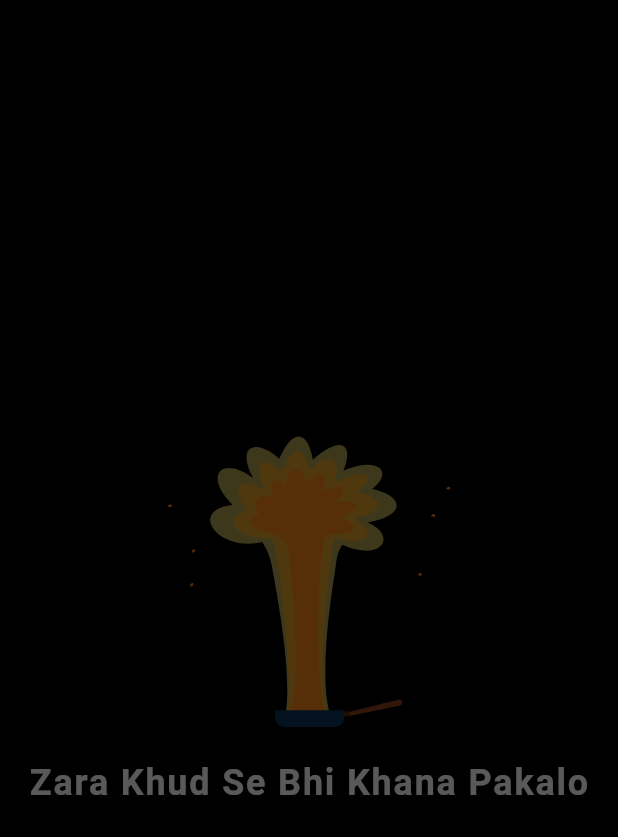
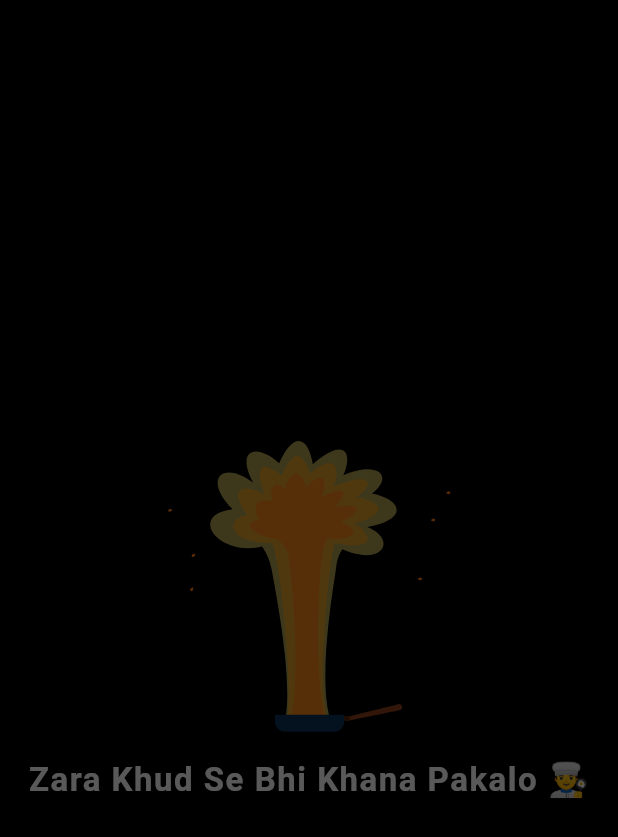
Before and after one commit to Sathwik014/SWC_app, a Flutter app: the first screen one second after launch, on a phone screen of 412 x 824 dp. Shown: the top 837 px of the screen. Run offline on Flutter 3.47's test engine with Material 3 defaults, Android fonts, the phone set to English and light mode, and no system bars; our stand-ins replace get, get_storage, lottie.

```diff
--- a/lib/main.dart
+++ b/lib/main.dart
@@ -2,6 +2,7 @@ import 'package:flutter/material.dart';
 import 'package:get/get.dart';
 import 'package:get_storage/get_storage.dart';
 import 'package:swc_app/controllers/theme_controller.dart';
+import 'package:swc_app/screens/recipe_screen.dart';
 import 'screens/splash_screen.dart';
 import 'screens/home_screen.dart';
 import 'controllers/recipe_controller.dart';
@@ -38,7 +39,8 @@ class RecipeApp extends StatelessWidget {
       themeMode: ThemeMode.system,
       home: const SplashScreen(),
       getPages: [
-        GetPage(name: '/home', page: () => HomeScreen()),
+        GetPage(name: '/home', page: () => const HomeScreen()),
+        GetPage(name: '/Recipe-details', page: () => DetailedRecipeView()),
       ],
     );
   }
--- a/lib/screens/splash_screen.dart
+++ b/lib/screens/splash_screen.dart
@@ -17,12 +17,17 @@ class _SplashScreenState extends State<SplashScreen> {
   @override
   void initState() {
     super.initState();
+
+    // Start fade-in animation
     Future.delayed(const Duration(milliseconds: 200), () {
-      setState(() => _opacity = 1.0);
+      setState(() {
+        _opacity = 1;
+      });
     });
 
+    // Navigate after 3 seconds
     Timer(const Duration(seconds: 3), () {
-      Get.offAll(() => HomeScreen());
+      Get.offAll(() => const HomeScreen());
     });
   }
 
@@ -37,16 +42,19 @@ class _SplashScreenState extends State<SplashScreen> {
           child: Column(
             mainAxisAlignment: MainAxisAlignment.center,
             children: [
-              Lottie.asset('assets/animations/splash.json',
-                  width: 200, height: 200, fit: BoxFit.contain),
-              const SizedBox(height: 20),
+              Lottie.asset(
+                'assets/animations/splash.json',
+                width: 200,
+                height: 200,
+              ),
+              const SizedBox(height: 16),
               const Text(
-                "Zara Khud Se Bhi Khana Pakalo",
+                "Zara Khud Se Bhi Khana Pakalo 👨‍🍳",
                 style: TextStyle(
-                  fontSize: 24,
                   color: Colors.white,
+                  fontSize: 22,
                   fontWeight: FontWeight.bold,
-                  letterSpacing: 1.2,
+                  letterSpacing: 1,
                 ),
               ),
             ],
--- a/lib/widgets/loading_dialog.dart
+++ b/lib/widgets/loading_dialog.dart
@@ -15,14 +15,15 @@ class LoadingDialog {
             mainAxisSize: MainAxisSize.min,
             children: [
               Lottie.asset(
-                'assets/animations/loading_food.json',
+                'assets/animations/loading.json',
                 width: 120,
                 height: 120,
                 repeat: true,
               ),
               const SizedBox(height: 10),
               const Text(
-                "Maggi jitna jaldi toh nahi hoga 🍜",
+                "Maggi jitna jaldi toh nahi hoga"
+                    "",
                 textAlign: TextAlign.center,
                 style: TextStyle(
                   color: Colors.white,
```
Also changed, not shown: lib/screens/category_screen.dart (+27 -10 lines), lib/screens/home_Screen.dart (+16 -9 lines), lib/screens/recipe_screen.dart (+8 -16 lines), lib/screens/search_screen.dart (+6 -5 lines), lib/services/api_service.dart (+9 -4 lines).
